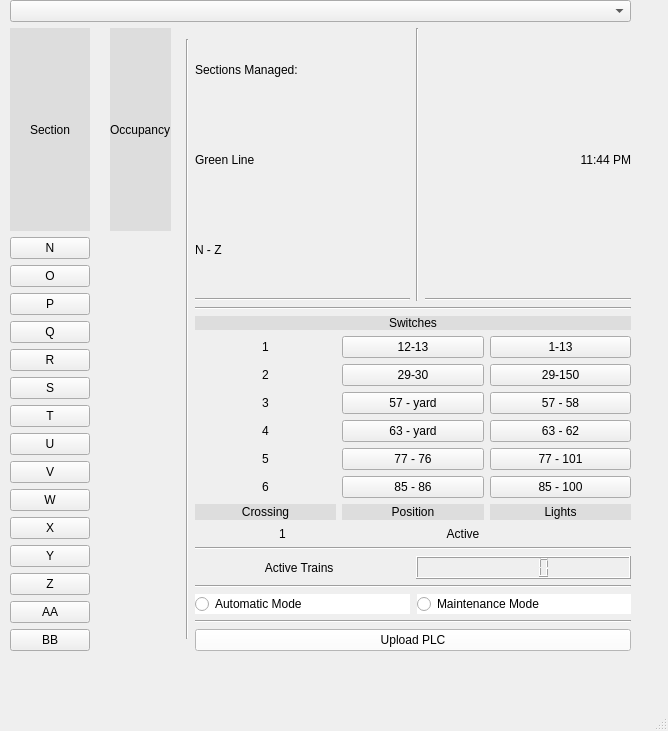
Old version of the form Wayside/Wayside_Main_A.ui in the repository headhunter22/ECE1140-Train-Simulator.
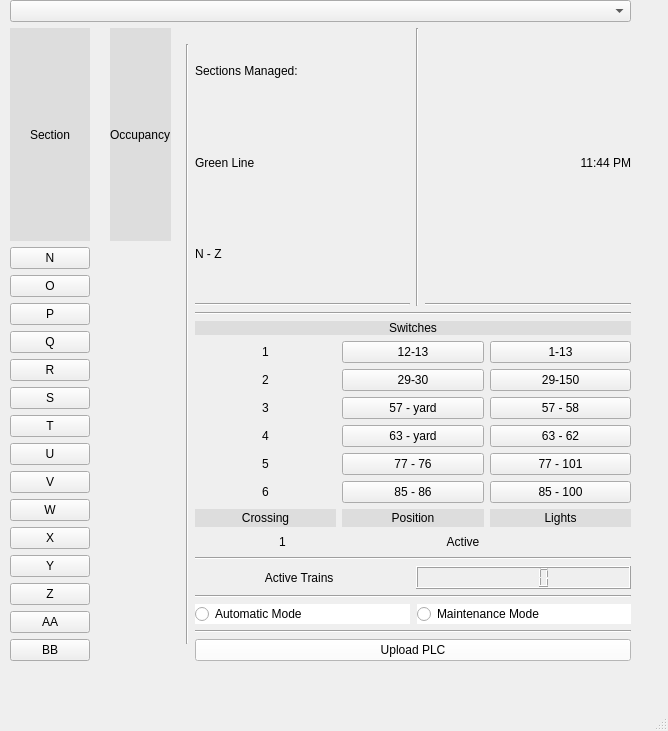
New version of the form. Icons and pictures are not drawn.

Diff of the .ui file:
```diff
--- a/Wayside/Wayside_Main_A.ui
+++ b/Wayside/Wayside_Main_A.ui
@@ -20,7 +20,7 @@
       <x>10</x>
       <y>0</y>
       <width>621</width>
-      <height>651</height>
+      <height>661</height>
      </rect>
     </property>
     <layout class="QVBoxLayout" name="verticalLayout_4">
```
Left out of the diff: 20 changed lines with no effect on the pictures.
